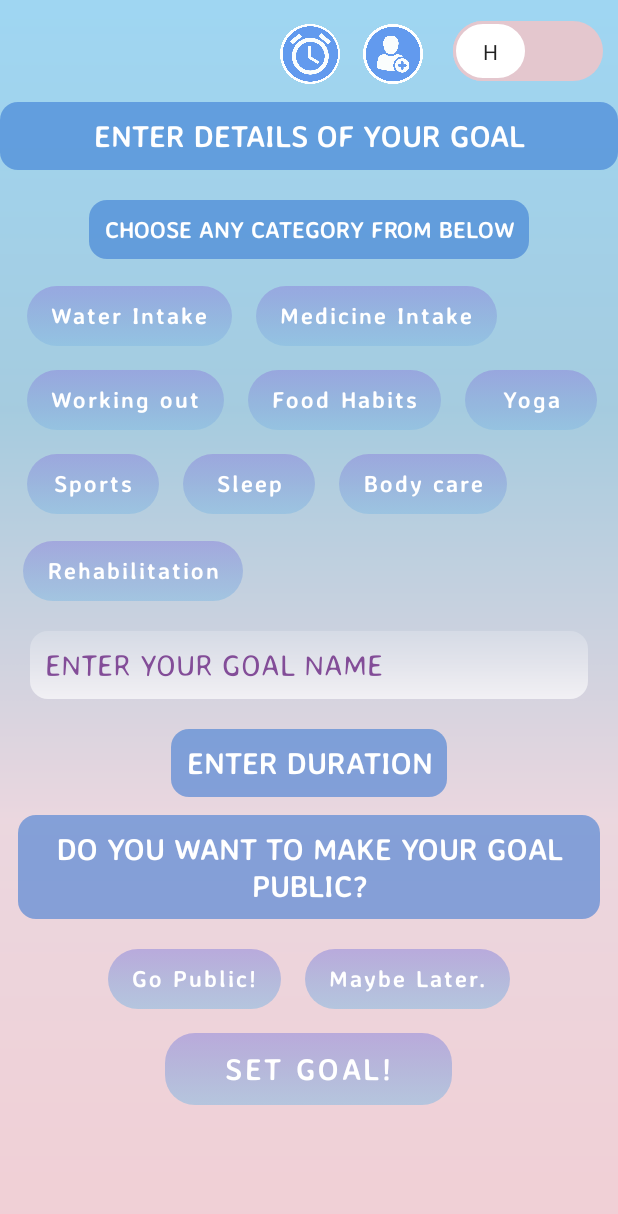
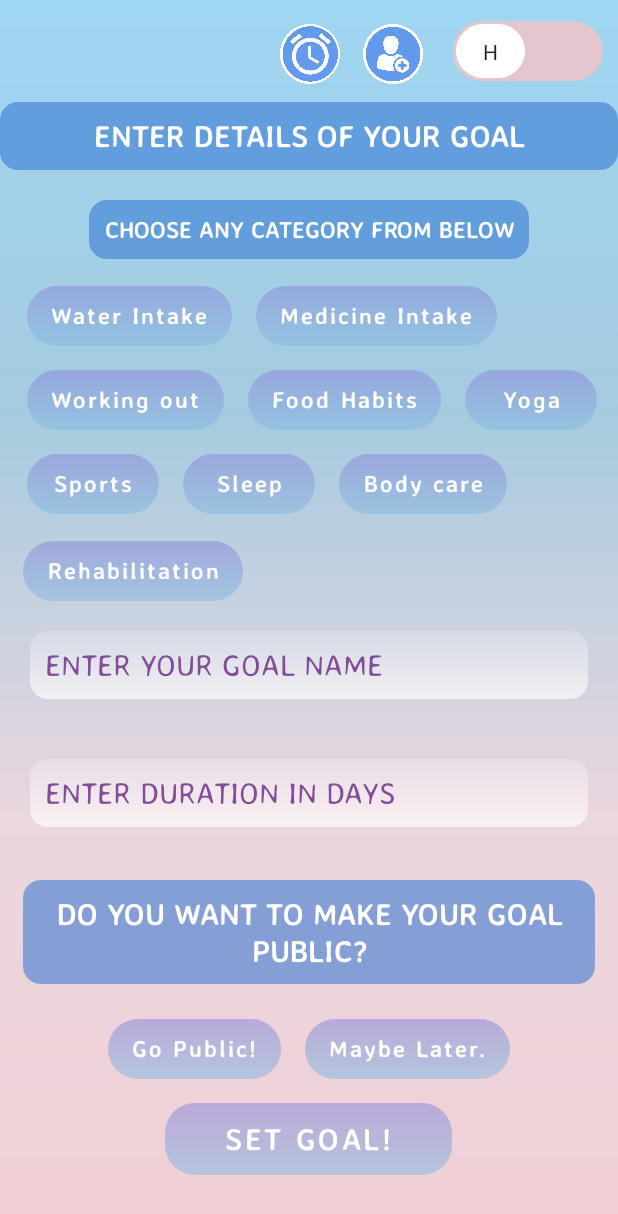
Before and after one commit to Faria-Binte-Kader/Thrive, an Android app: the layout activity_add_goals_health.xml on its own in the app's theme, with its tools: preview values and no code run, on a phone screen of 412 x 824 dp. Shown: the top 1214 px of the screen. Run offline under Robolectric (Android 15) with nearby library versions, the phone set to English and light mode, and no system bars.

Commit message:
Add goals

```diff
--- a/app/src/main/res/layout/activity_add_goals_health.xml
+++ b/app/src/main/res/layout/activity_add_goals_health.xml
@@ -232,7 +232,7 @@
         app:backgroundTint="@null"
         />
     <EditText
-        android:id="@+id/loginEmail"
+        android:id="@+id/goalName"
         android:layout_width="match_parent"
         android:layout_height="wrap_content"
         android:hint="ENTER YOUR GOAL NAME"
@@ -243,28 +243,30 @@
         android:inputType="textEmailAddress"
         android:background="@drawable/buttonrounded4"
         android:textSize="20sp"
-
+        android:foregroundTint="@color/purple_grey"
+        android:elevation="5dp"
+        android:fontFamily="@font/averiasanslibre_light"
+        />
+    <EditText
+        android:id="@+id/goalDuration"
+        android:layout_width="match_parent"
+        android:layout_height="wrap_content"
+        android:hint="ENTER DURATION IN DAYS"
+        android:textColorHint="@color/purple_grey"
+        android:padding="10dp"
+        android:layout_margin="20dp"
+        android:paddingLeft="15dp"
+        android:inputType="textEmailAddress"
+        android:background="@drawable/buttonrounded4"
+        android:textSize="20sp"
         android:foregroundTint="@color/purple_grey"
         android:elevation="5dp"
         android:fontFamily="@font/averiasanslibre_light"
         />
     <TextView
-        android:layout_gravity="center"
-        android:layout_width="wrap_content"
-        android:layout_height="wrap_content"
-        android:text="ENTER DURATION"
-        android:textStyle="bold"
-        android:background="@drawable/buttonrounded3"
-        android:textAlignment="center"
-        android:fontFamily="@font/averiasanslibre_bold"
-        android:textColor="@color/white"
-        android:textSize="20sp"
-        android:padding="10dp"
-        />
-    <TextView
         android:layout_marginTop="20dp"
         android:layout_gravity="center"
-        android:layout_margin="12dp"
+        android:layout_margin="15dp"
         android:layout_width="wrap_content"
         android:layout_height="wrap_content"
         android:text="DO YOU WANT TO MAKE YOUR GOAL PUBLIC?"
```
Also changed, not shown: app/src/main/java/com/example/thrive/AddGoalsHealth.java (+113 -0 lines), app/src/main/java/com/example/thrive/AddGoalsProductivity.java (+106 -0 lines), app/src/main/res/layout/activity_add_goals_productivity.xml (+15 -12 lines).
